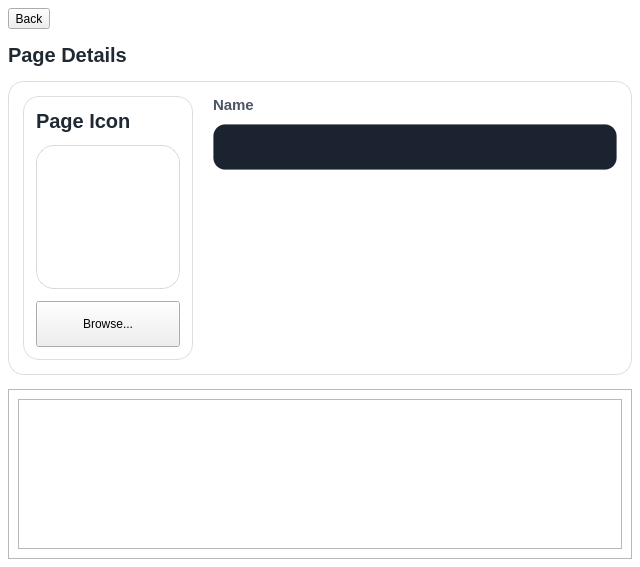
OpenFairWind/FairWindSK, file ui/settings/PageDetailsWidget.ui: the form before one commit.
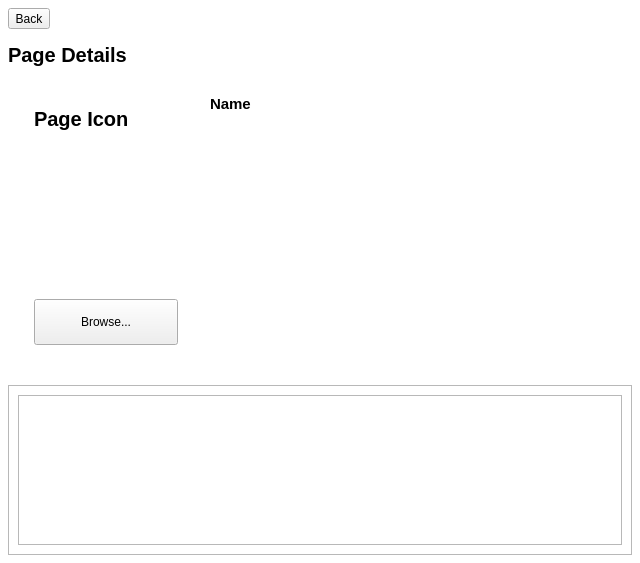
The form after the commit. Icons and pictures are not drawn.

```diff
--- a/ui/settings/PageDetailsWidget.ui
+++ b/ui/settings/PageDetailsWidget.ui
@@ -16,35 +16,24 @@
 }
 QLabel#label_Page_SectionTitle,
 QLabel#label_Page_IconTitle {
-    color: #1f2933;
     font-size: 20px;
     font-weight: 700;
 }
 QLabel#label_Page_Name {
-    color: #4b5563;
     font-size: 15px;
     font-weight: 600;
 }
 QFrame#frame_PageSummaryCard,
 QFrame#frame_PageIdentityCard {
-    border: 1px solid rgba(15, 23, 42, 0.14);
     border-radius: 16px;
-    background: rgba(255, 255, 255, 0.58);
 }
 QLabel#label_Page_Icon {
-    border: 1px solid rgba(15, 23, 42, 0.16);
     border-radius: 18px;
-    background: rgba(255, 255, 255, 0.72);
 }
 QLineEdit {
     min-height: 44px;
-    border: 1px solid rgba(15, 23, 42, 0.18);
     border-radius: 12px;
-    background: rgba(17, 24, 39, 0.96);
-    color: #f8fafc;
     padding: 0 12px;
-    selection-background-color: rgba(250, 204, 21, 0.45);
-    selection-color: #f8fafc;
 }
 QPushButton {
     min-height: 44px;
```
